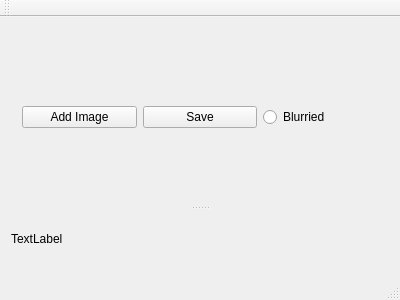
Qt form mainwindow.ui (rombiddle/FiltrePlus) before a commit.
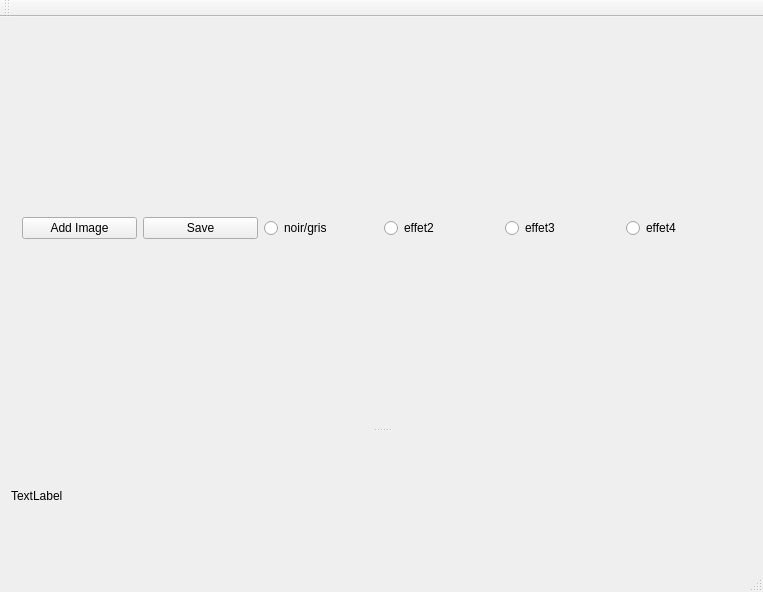
The same form after that commit.

Commit message: Test de nouveaux effets

The edit to the form file:
```diff
--- a/mainwindow.ui
+++ b/mainwindow.ui
@@ -6,8 +6,8 @@
    <rect>
     <x>0</x>
     <y>0</y>
-    <width>400</width>
-    <height>300</height>
+    <width>763</width>
+    <height>592</height>
    </rect>
   </property>
   <property name="windowTitle">
@@ -20,7 +20,7 @@
       <property name="orientation">
        <enum>Qt::Vertical</enum>
       </property>
-      <widget class="QWidget" name="">
+      <widget class="QWidget" name="layoutWidget">
        <layout class="QHBoxLayout" name="horizontalLayout">
         <item>
          <widget class="QPushButton" name="addImageButton">
@@ -39,7 +39,28 @@
         <item>
          <widget class="QRadioButton" name="BlurryRadioButton">
           <property name="text">
-           <string>Blurried</string>
+           <string>noir/gris</string>
+          </property>
+         </widget>
+        </item>
+        <item>
+         <widget class="QRadioButton" name="effet2">
+          <property name="text">
+           <string>effet2</string>
+          </property>
+         </widget>
+        </item>
+        <item>
+         <widget class="QRadioButton" name="effet3">
+          <property name="text">
+           <string>effet3</string>
+          </property>
+         </widget>
+        </item>
+        <item>
+         <widget class="QRadioButton" name="effet4">
+          <property name="text">
+           <string>effet4</string>
           </property>
          </widget>
         </item>
```
Left out of the diff: 2 changed lines with no effect on the pictures. The commit also changes 4 other files.
